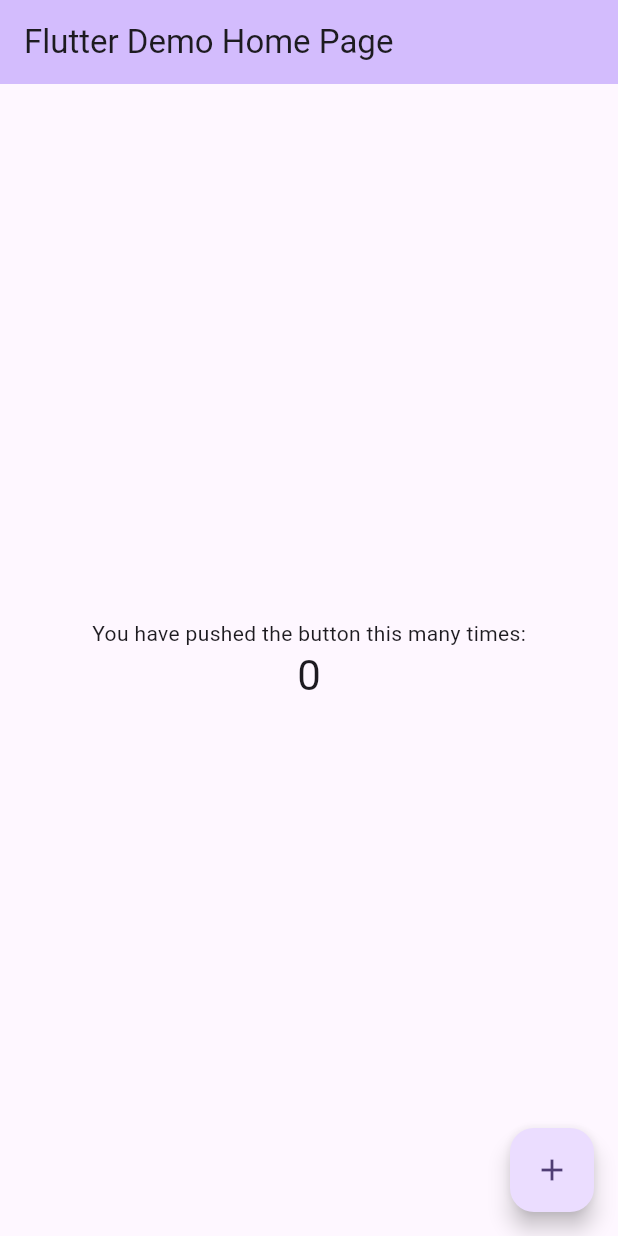
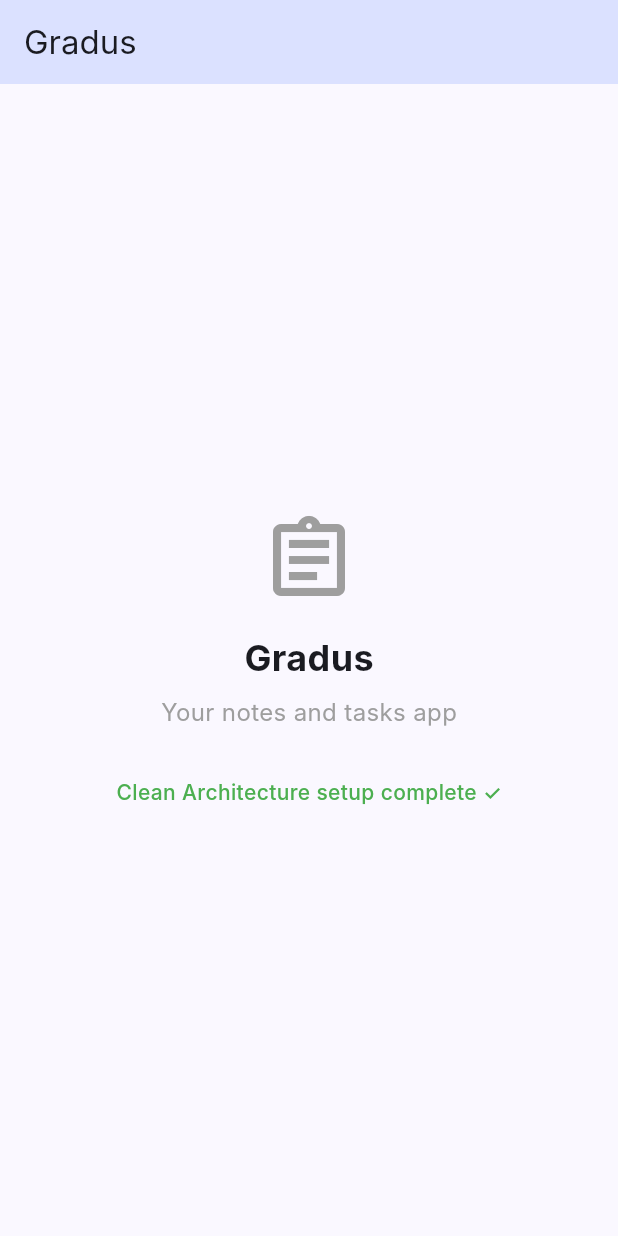
Before and after one commit to maciejbrzezinski/gradus, a Flutter app: the screen it shows after launch, on a phone screen of 412 x 824 dp. Run offline on Flutter 3.47's test engine with Material 3 defaults, Android fonts, the phone set to English and light mode, and no system bars; our stand-ins replace get_it; Roboto replaces fonts that are missing (Inter).

Commit message:
Basic setup

```diff
--- /dev/null
+++ b/lib/app/app.dart
@@ -0,0 +1,84 @@
+import 'package:flutter/material.dart';
+
+/// Główna aplikacja Gradus
+/// US-001: Konfiguracja projektu Flutter z Clean Architecture
+class GradusApp extends StatelessWidget {
+  const GradusApp({super.key});
+
+  @override
+  Widget build(BuildContext context) {
+    return MaterialApp(
+      title: 'Gradus',
+      debugShowCheckedModeBanner: false,
+      theme: ThemeData(
+        colorScheme: ColorScheme.fromSeed(
+          seedColor: const Color(0xFF2563EB), // Blue podobny do daily tasks
+          brightness: Brightness.light,
+        ),
+        useMaterial3: true,
+        fontFamily: 'Inter', // TODO: Dodać font w pubspec.yaml
+      ),
+      darkTheme: ThemeData(
+        colorScheme: ColorScheme.fromSeed(
+          seedColor: const Color(0xFF2563EB),
+          brightness: Brightness.dark,
+        ),
+        useMaterial3: true,
+        fontFamily: 'Inter',
+      ),
+      themeMode: ThemeMode.system,
+      home: const GradusHomePage(),
+    );
+  }
+}
+
+/// Tymczasowa strona główna - zostanie zastąpiona Timeline/Project view
+class GradusHomePage extends StatelessWidget {
+  const GradusHomePage({super.key});
+
+  @override
+  Widget build(BuildContext context) {
+    return Scaffold(
+      appBar: AppBar(
+        title: const Text('Gradus'),
+        backgroundColor: Theme.of(context).colorScheme.primaryContainer,
+      ),
+      body: const Center(
+        child: Column(
+          mainAxisAlignment: MainAxisAlignment.center,
+          children: [
+            Icon(
+              Icons.assignment_outlined,
+              size: 64,
+              color: Colors.grey,
+            ),
+            SizedBox(height: 16),
+            Text(
+              'Gradus',
+              style: TextStyle(
+                fontSize: 24,
+                fontWeight: FontWeight.bold,
+              ),
+            ),
+            SizedBox(height: 8),
+            Text(
+              'Your notes and tasks app',
+              style: TextStyle(
+                fontSize: 16,
+                color: Colors.grey,
+              ),
+            ),
+            SizedBox(height: 32),
+            Text(
+              'Clean Architecture setup complete ✓',
+              style: TextStyle(
+                color: Colors.green,
+                fontWeight: FontWeight.w500,
+              ),
+            ),
+          ],
+        ),
+      ),
+    );
+  }
+}
--- a/lib/main.dart
+++ b/lib/main.dart
@@ -1,69 +1,13 @@
 import 'package:flutter/material.dart';
 
-void main() {
-  runApp(const MyApp());
+import 'app/app.dart';
+import 'core/di/service_locator.dart';
+
+void main() async {
+  WidgetsFlutterBinding.ensureInitialized();
+
+  // Inicjalizacja Dependency Injection
+  await initializeDependencies();
+
+  runApp(const GradusApp());
 }
-
-class MyApp extends StatelessWidget {
-  const MyApp({super.key});
-
-  @override
-  Widget build(BuildContext context) {
-    return MaterialApp(
-      title: 'Flutter Demo',
-      theme: ThemeData(
-        colorScheme: ColorScheme.fromSeed(seedColor: Colors.deepPurple),
-        useMaterial3: true,
-      ),
-      home: const MyHomePage(title: 'Flutter Demo Home Page'),
-    );
-  }
-}
-
-class MyHomePage extends StatefulWidget {
-  const MyHomePage({super.key, required this.title});
-
-  final String title;
-
-  @override
-  State<MyHomePage> createState() => _MyHomePageState();
-}
-
-class _MyHomePageState extends State<MyHomePage> {
-  int _counter = 0;
-
-  void _incrementCounter() {
-    setState(() {
-      _counter++;
-    });
-  }
-
-  @override
-  Widget build(BuildContext context) {
-    return Scaffold(
-      appBar: AppBar(
-        backgroundColor: Theme.of(context).colorScheme.inversePrimary,
-        title: Text(widget.title),
-      ),
-      body: Center(
-        child: Column(
-          mainAxisAlignment: MainAxisAlignment.center,
-          children: <Widget>[
-            const Text(
-              'You have pushed the button this many times:',
-            ),
-            Text(
-              '$_counter',
-              style: Theme.of(context).textTheme.headlineMedium,
-            ),
-          ],
-        ),
-      ),
-      floatingActionButton: FloatingActionButton(
-        onPressed: _incrementCounter,
-        tooltip: 'Increment',
-        child: const Icon(Icons.add),
-      ),
-    );
-  }
-}
--- a/pubspec.yaml
+++ b/pubspec.yaml
@@ -30,6 +30,11 @@ environment:
 dependencies:
   flutter:
     sdk: flutter
+
+  # Clean Architecture & State Management
+  get_it: ^8.0.3
+  flutter_bloc: ^9.1.1
+  equatable: ^2.0.7
 
   # The following adds the Cupertino Icons font to your application.
   # Use with the CupertinoIcons class for iOS style icons.
```
Also changed, not shown: lib/core/di/service_locator.dart (added, +25 -0 lines), lib/features/blocks/domain/entities/block.dart (added, +21 -0 lines), lib/features/documents/domain/entities/document.dart (added, +19 -0 lines), lib/models/block_types/formatted_span.dart (deleted, +0 -81 lines), lib/models/text_formatting.dart (deleted, +0 -180 lines), 1 other file.
